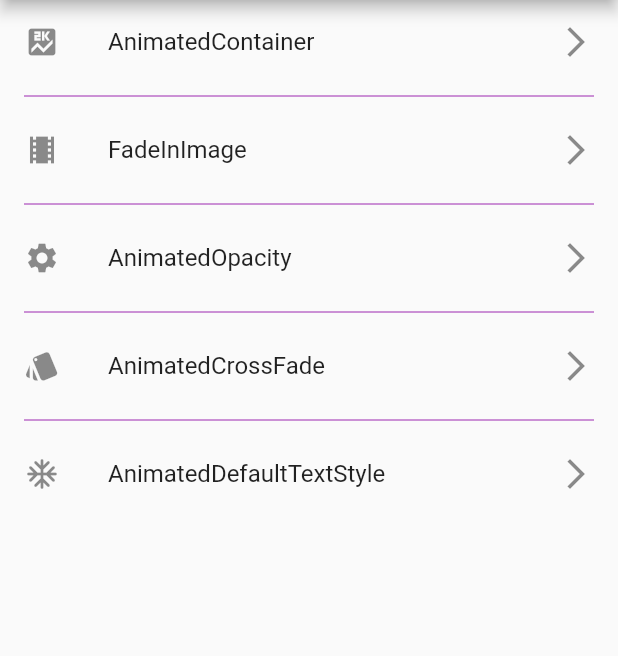
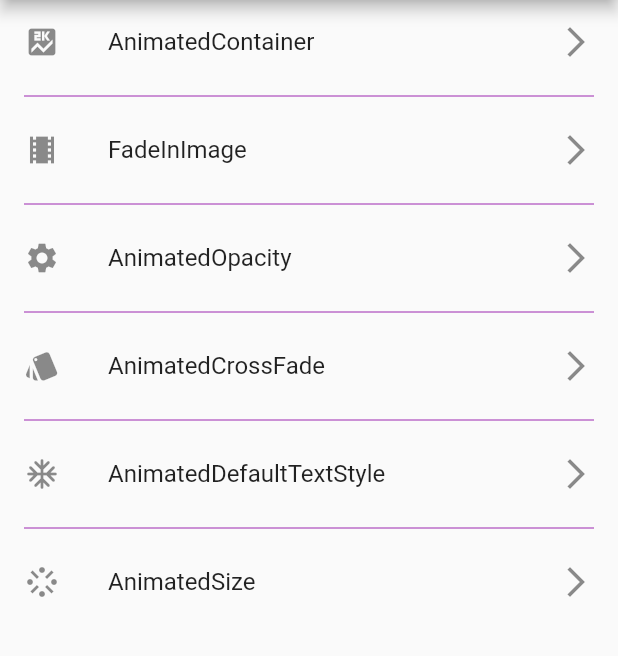
Before and after one commit to YannMancel/animator, a Flutter app: the screen it shows after launch, on a phone screen of 412 x 824 dp, the part 84-740 px from its top. Run offline on Flutter 3.47's test engine with Material 2 defaults, Android fonts, the phone set to English and light mode, and no system bars.

Commit message:
Add animated_size.dart

```diff
--- a/lib/data_layer/data.dart
+++ b/lib/data_layer/data.dart
@@ -3,6 +3,7 @@ import 'package:animator/ui_layer/animations/animated_container.dart';
 import 'package:animator/ui_layer/animations/animated_cross_fade.dart';
 import 'package:animator/ui_layer/animations/animated_default_text_style.dart';
 import 'package:animator/ui_layer/animations/animated_opacity.dart';
+import 'package:animator/ui_layer/animations/animated_size.dart';
 import 'package:animator/ui_layer/animations/fade_in_image.dart';
 import 'package:flutter/material.dart';
 
@@ -29,6 +30,10 @@ final animations = <Section>[
       title: "AnimatedDefaultTextStyle",
       icon: Icons.ac_unit_rounded,
       destination: AnimatedDefaultTextStyleWidget()),
+  Section(
+      title: "AnimatedSize",
+      icon: Icons.stream,
+      destination: AnimatedSizeWidget()),
 ];
 
 // -- Images --
--- a/lib/ui_layer/animations/animated_cross_fade.dart
+++ b/lib/ui_layer/animations/animated_cross_fade.dart
@@ -28,7 +28,7 @@ class _AnimatedCrossFadeWidgetState extends State<AnimatedCrossFadeWidget> {
                     style: FlutterLogoStyle.stacked, size: 100.0),
                 crossFadeState: _selected
                     ? CrossFadeState.showFirst : CrossFadeState.showSecond,
-                duration: Duration(seconds: 1),
+                duration: const Duration(seconds: 1),
               firstCurve: Curves.linear,
               secondCurve: Curves.linear),
             onTap: () => setState(() => _selected = !_selected)));
```
Also changed, not shown: lib/ui_layer/animations/animated_default_text_style.dart (+4 -4 lines), lib/ui_layer/animations/animated_size.dart (added, +32 -0 lines).
